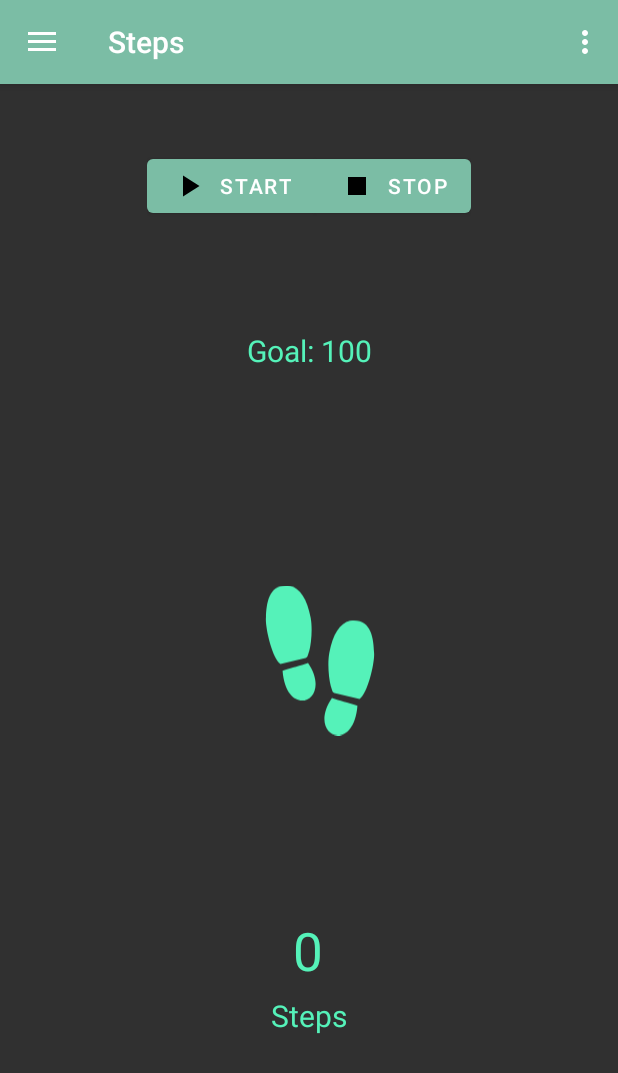
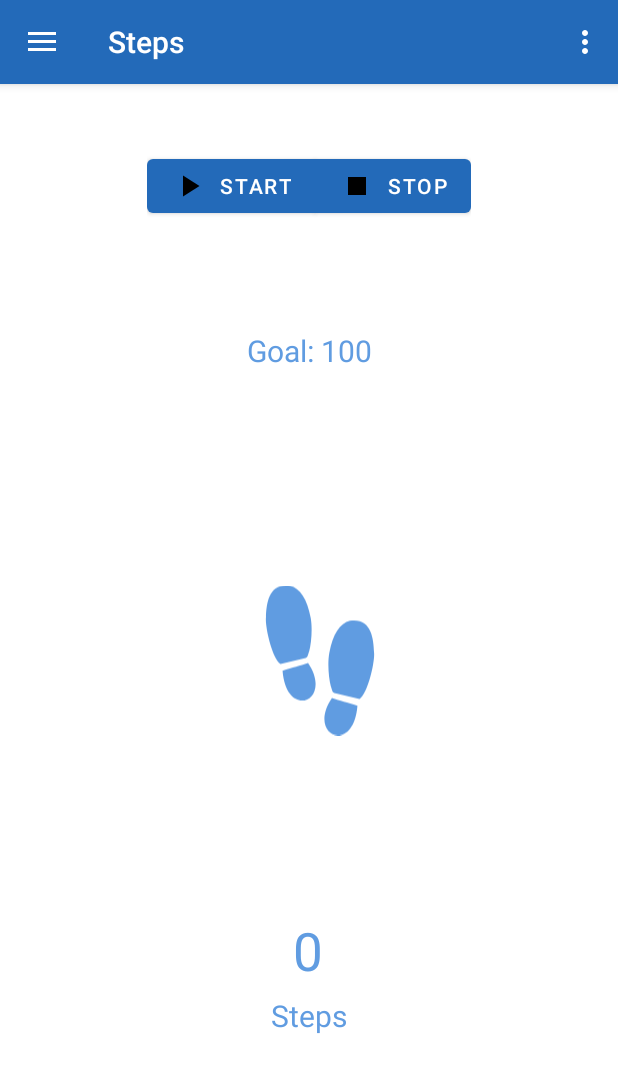
Before and after one commit to hahabvnvdf/MWC_Project, an Android app: the screen it shows after launch once a user with an empty profile is signed in (MainActivity), on a phone screen of 412 x 824 dp. Shown: the top 1073 px of the screen. Run offline under Robolectric (Android 15) with nearby library versions, the phone set to English and light mode, and no system bars; our stand-ins replace Firebase (no records; nobody signed in at launch, a user with empty details on screens opened directly), navigation-ui.

```diff
--- a/StepMapper/app/src/main/AndroidManifest.xml
+++ b/StepMapper/app/src/main/AndroidManifest.xml
@@ -14,7 +14,6 @@
         android:label="@string/app_name"
         android:supportsRtl="true"
         android:theme="@style/AppTheme">
-        <activity android:name=".CongratsActivity"></activity>
         <activity
             android:name=".MainActivity"
             android:label="@string/app_name"
--- a/StepMapper/app/src/main/java/com/example/stepmapper/MainActivity.java
+++ b/StepMapper/app/src/main/java/com/example/stepmapper/MainActivity.java
@@ -1,9 +1,11 @@
 package com.example.stepmapper;
 
 import android.Manifest;
+import android.app.Dialog;
 import android.content.Intent;
 import android.content.pm.PackageManager;
 import android.os.Bundle;
+import android.util.Log;
 import android.view.Menu;
 import android.view.MenuItem;
 import android.view.View;
@@ -38,7 +40,6 @@ import java.text.SimpleDateFormat;
 import java.util.Date;
 
 public class MainActivity extends AppCompatActivity  {
-
 
     private DrawerLayout drawer;
     private NavigationView navigationView;
@@ -134,8 +135,6 @@ public class MainActivity extends AppCompatActivity  {
             username.setVisibility(View.INVISIBLE);
         }
 //        navigationView.getMenu().findItem(R.id.loginName).setVisible(true);
-
-
 
     }
 
--- a/StepMapper/app/src/main/java/com/example/stepmapper/ui/home/HomeFragment.java
+++ b/StepMapper/app/src/main/java/com/example/stepmapper/ui/home/HomeFragment.java
@@ -1,7 +1,7 @@
 package com.example.stepmapper.ui.home;
 
+import android.app.Dialog;
 import android.content.Context;
-import android.content.ContentValues;
 import android.hardware.Sensor;
 import android.hardware.SensorEvent;
 import android.hardware.SensorEventListener;
@@ -12,15 +12,16 @@ import android.util.Log;
 import android.view.LayoutInflater;
 import android.view.View;
 import android.view.ViewGroup;
+import android.widget.LinearLayout;
 import android.widget.ProgressBar;
 import android.widget.TextView;
 import android.widget.Toast;
 
 import androidx.annotation.NonNull;
 import androidx.fragment.app.Fragment;
-import com.example.stepmapper.StepAppOpenHelper;
+
+import com.example.stepmapper.MainActivity;
 import com.example.stepmapper.FirebaseDatabaseHelper;
-import com.example.stepmapper.ui.user.LoginFragment;
 import com.google.android.material.button.MaterialButtonToggleGroup;
 import java.text.SimpleDateFormat;
 import java.util.ArrayList;
@@ -30,9 +31,11 @@ import java.util.TimeZone;
 
 import com.example.stepmapper.R;
 import com.google.firebase.auth.FirebaseAuth;
-import com.google.firebase.database.FirebaseDatabase;
 
 public class HomeFragment extends Fragment {
+    private static Dialog myDialog;
+    private static LinearLayout cdialog;
+    private static TextView txtClose;
     private static int stepsCompleted;
     public Context context;
     MaterialButtonToggleGroup materialButtonToggleGroup;
@@ -63,6 +66,8 @@ public class HomeFragment extends Fragment {
                              ViewGroup container, Bundle savedInstanceState) {
 
         View root = inflater.inflate(R.layout.fragment_home, container, false);
+        cdialog = (LinearLayout) root.findViewById(R.id.congratsDialog);
+        txtClose = (TextView) root.findViewById(R.id.txtClose);
         // Get the number of steps stored in the current date
         Date cDate = new Date();
 
@@ -70,10 +75,8 @@ public class HomeFragment extends Fragment {
         stepsCountTextView = (TextView) root.findViewById(R.id.stepsCount);
         stepsCountProgressBar = (ProgressBar) root.findViewById(R.id.progressBar);
         stepsCountProgressBar.setMax(100);
-
+        Log.d("Main", fDate);
         FirebaseDatabaseHelper.loadSingleRecord(fDate);
-
-        Log.d("Main", fDate);
 
         stepsCountTextView.setText(String.valueOf(stepsCompleted));
         stepsCountProgressBar.setProgress(stepsCompleted);
@@ -119,6 +122,18 @@ public class HomeFragment extends Fragment {
         });
         return root;
     }
+
+    static void ShowCongrats() {
+
+        cdialog.setVisibility(View.VISIBLE);
+        txtClose.setOnClickListener(new View.OnClickListener() {
+            @Override
+            public void onClick(View v) {
+                cdialog.setVisibility(View.INVISIBLE);
+            }
+        });
+    }
+
     @Override
     public void onDestroyView (){
         super.onDestroyView();
@@ -128,6 +143,7 @@ public class HomeFragment extends Fragment {
 
 // Sensor event listener
 class StepCounterListener implements SensorEventListener {
+
     public Context context;
     private long lastUpdate = 0;
 
@@ -143,11 +159,11 @@ class StepCounterListener implements SensorEventListener {
     TextView stepsCountTextView;
     ProgressBar stepsCountProgressBar;
     public int mACCStepCounter;
-    //
     public String timestamp;
     public String day;
     public String hour;
     public String fDate;
+    public View v;
 
     public StepCounterListener(TextView tv, ProgressBar pb, String date){
         stepsCountTextView = tv;
@@ -185,6 +201,7 @@ class StepCounterListener implements SensorEventListener {
                 mACCSeries.add((int) accMag);
                 mTimeSeries.add(timestamp);
                 peakDetection();
+
                 break;
 
         }
@@ -198,6 +215,7 @@ class StepCounterListener implements SensorEventListener {
 
     private void peakDetection() {
 
+        MainActivity mm = new MainActivity();
         int windowSize = 20;
 
         /* Peak detection algorithm derived from: A Step Counter Service for Java-Enabled Devices Using a Built-In Accelerometer, Mladenov et al.
@@ -219,10 +237,7 @@ class StepCounterListener implements SensorEventListener {
         List<String> timePointList = new ArrayList<String>();
         FirebaseDatabaseHelper.loadSingleRecord(fDate);
         mACCStepCounter = HomeFragment.getStepsCompleted();
-
-        Log.d("Main", String.valueOf(mACCStepCounter));
         stepsCountTextView.setText(String.valueOf(mACCStepCounter));
-        //update the ProgressBar
         stepsCountProgressBar.setProgress(mACCStepCounter);
 
         for (int p =0; p < valuesInWindow.size(); p++){
@@ -239,6 +254,11 @@ class StepCounterListener implements SensorEventListener {
 
                 if (forwardSlope < 0 && downwardSlope > 0 && dataPointList.get(i) > stepThreshold ) {
                     mACCStepCounter += 1;
+                    //When Goal is reached call the Congrats activity
+                    if(mACCStepCounter == 9)
+                    {
+                        HomeFragment.ShowCongrats();
+                    }
                     //update the text view
                     stepsCountTextView.setText(String.valueOf(mACCStepCounter));
                     //update the ProgressBar
--- a/StepMapper/app/src/main/res/drawable/circle.xml
+++ b/StepMapper/app/src/main/res/drawable/circle.xml
@@ -8,8 +8,8 @@
     android:thickness="10dp"
     android:useLevel="true">
     <gradient
-      android:startColor="@color/white"
-      android:endColor="@color/colorAccent"
+      android:startColor="@color/colorPrimary"
+      android:endColor="@color/colorPrimaryDark"
       android:type="sweep" />
 </shape>
 </rotate>
--- a/StepMapper/app/src/main/res/layout/activity_main.xml
+++ b/StepMapper/app/src/main/res/layout/activity_main.xml
@@ -6,6 +6,7 @@
     android:layout_width="match_parent"
     android:layout_height="match_parent"
     android:fitsSystemWindows="true"
+    android:background="@color/white"
     tools:openDrawer="start">
     <!-- This LinearLayout represents the contents of the screen  -->
 
@@ -27,6 +28,7 @@
         android:layout_gravity="start"
         android:fitsSystemWindows="true"
         app:headerLayout="@layout/nav_header_main"
+        android:background="@color/white"
         app:menu="@menu/activity_main_drawer" />
 
 
--- a/StepMapper/app/src/main/res/layout/content_main.xml
+++ b/StepMapper/app/src/main/res/layout/content_main.xml
@@ -4,6 +4,7 @@
     xmlns:tools="http://schemas.android.com/tools"
     android:layout_width="match_parent"
     android:layout_height="match_parent"
+    android:background="@color/white"
     app:layout_behavior="@string/appbar_scrolling_view_behavior"
     tools:showIn="@layout/app_bar_main">
 
--- a/StepMapper/app/src/main/res/layout/fragment_home.xml
+++ b/StepMapper/app/src/main/res/layout/fragment_home.xml
@@ -4,6 +4,7 @@
     xmlns:tools="http://schemas.android.com/tools"
     android:layout_width="match_parent"
     android:layout_height="match_parent"
+    android:background="@color/white"
     tools:context=".ui.home.HomeFragment">
 
 
@@ -110,5 +111,56 @@
             android:text="@string/toggle_stop" />
     </com.google.android.material.button.MaterialButtonToggleGroup>
 
+    <LinearLayout
+        android:id="@+id/congratsDialog"
+        android:layout_width="350dp"
+        android:layout_height="375dp"
+        android:layout_gravity="center"
+        android:background="@color/white"
+        android:gravity="center"
+        android:padding="5dp"
+        android:visibility="invisible"
+        app:layout_constraintBottom_toBottomOf="parent"
+        app:layout_constraintEnd_toEndOf="parent"
+        app:layout_constraintStart_toStartOf="parent"
+        app:layout_constraintTop_toTopOf="parent">
 
+        <TextView
+            android:id="@+id/txtClose"
+            android:layout_width="30dp"
+            android:layout_height="30dp"
+            android:layout_gravity="end"
+            android:background="@drawable/roundcorner"
+            android:gravity="center"
+            android:text="X"
+            android:textColor="@color/white"
+            android:textStyle="bold" />
+
+        <LinearLayout
+            android:layout_width="match_parent"
+            android:layout_height="wrap_content"
+            android:orientation="vertical">
+
+            <ImageView
+                android:id="@+id/txtViewGoal"
+                android:layout_width="150dp"
+                android:layout_height="150dp"
+                android:layout_gravity="center"
+                android:layout_marginTop="25dp"
+                android:src="@drawable/ic_walking" />
+
+            <TextView
+                android:id="@+id/textView_Congrats"
+                android:layout_width="wrap_content"
+                android:layout_height="wrap_content"
+                android:layout_gravity="center_horizontal"
+                android:layout_marginTop="70dp"
+                android:text="@string/Congrats"
+                android:textColor="#000000"
+                android:textSize="25sp" />
+
+        </LinearLayout>
+
+
+    </LinearLayout>
 </androidx.constraintlayout.widget.ConstraintLayout>
--- a/StepMapper/app/src/main/res/layout/fragment_login.xml
+++ b/StepMapper/app/src/main/res/layout/fragment_login.xml
@@ -7,7 +7,7 @@
     android:gravity="center"
     android:orientation="vertical"
     android:paddingHorizontal="30dp"
-    android:background="@color/colorPrimaryDark"
+    android:background="@color/colorPrimary"
     tools:context=".ui.user.LoginFragment">
 
 
--- a/StepMapper/app/src/main/res/layout/fragment_map.xml
+++ b/StepMapper/app/src/main/res/layout/fragment_map.xml
@@ -4,6 +4,7 @@
     xmlns:tools="http://schemas.android.com/tools"
     android:layout_width="match_parent"
     android:layout_height="match_parent"
+    android:background="@color/white"
     tools:context=".ui.map.MapFragment">
 
 
--- a/StepMapper/app/src/main/res/layout/fragment_report.xml
+++ b/StepMapper/app/src/main/res/layout/fragment_report.xml
@@ -5,6 +5,7 @@
     android:layout_width="match_parent"
     android:layout_height="match_parent"
     android:forceHasOverlappingRendering="true"
+    android:background="@color/white"
     android:orientation="vertical"
     tools:context=".ui.report.ReportFragment">
 
--- a/StepMapper/app/src/main/res/layout/fragment_scoreboard.xml
+++ b/StepMapper/app/src/main/res/layout/fragment_scoreboard.xml
@@ -4,6 +4,7 @@
     xmlns:tools="http://schemas.android.com/tools"
     android:layout_width="match_parent"
     android:layout_height="match_parent"
+    android:background="@color/white"
     tools:context=".ui.scoreboard.ScoreboardFragment">
 
     <Button
--- a/StepMapper/app/src/main/res/layout/fragment_signup.xml
+++ b/StepMapper/app/src/main/res/layout/fragment_signup.xml
@@ -7,7 +7,7 @@
     android:gravity="center"
     android:orientation="vertical"
     android:paddingHorizontal="30dp"
-    android:background="@color/colorPrimaryDark"
+    android:background="@color/white"
     tools:context=".ui.user.SignUpFragment">
 
 
--- a/StepMapper/app/src/main/res/values/colors.xml
+++ b/StepMapper/app/src/main/res/values/colors.xml
@@ -1,6 +1,8 @@
 <?xml version="1.0" encoding="utf-8"?>
 <resources>
-    <color name="colorPrimary">#7BBDA5</color>
-    <color name="colorPrimaryDark">#497062</color>
-    <color name="colorAccent">#55F2B9</color>
+    <color name="colorPrimary">#236AB9</color>
+    <color name="colorPrimaryDark">#133863</color>
+    <color name="colorAccent">#609CE1</color>
+    <color name="background">#E1ECF9</color>
+    <color name="texthintcolor">#091D34</color>
 </resources>
```
Also changed, not shown: StepMapper/app/src/main/java/com/example/stepmapper/CongratsActivity.java (deleted, +0 -14 lines), StepMapper/app/src/main/java/com/example/stepmapper/ui/report/ReportFragment.java (+6 -6 lines), StepMapper/app/src/main/res/layout/activity_congrats.xml (deleted, +0 -50 lines).
